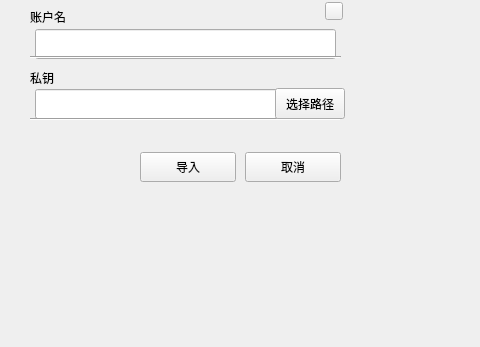
The window that importdialog.ui (HcashOrg/hx-indicator) describes before a commit, drawn with Qt 5; both pictures show x 395 to 875 and y 233 to 580 of the 960 by 580 pixel window.
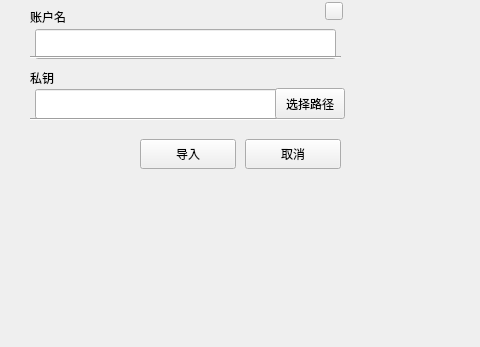
The same window after the commit.

Diff of the .ui file:
```diff
--- a/importdialog.ui
+++ b/importdialog.ui
@@ -71,7 +71,7 @@
    <property name="geometry">
     <rect>
      <x>535</x>
-     <y>385</y>
+     <y>372</y>
      <width>96</width>
      <height>30</height>
     </rect>
@@ -95,7 +95,7 @@
    <property name="geometry">
     <rect>
      <x>640</x>
-     <y>385</y>
+     <y>372</y>
      <width>96</width>
      <height>30</height>
     </rect>
```
